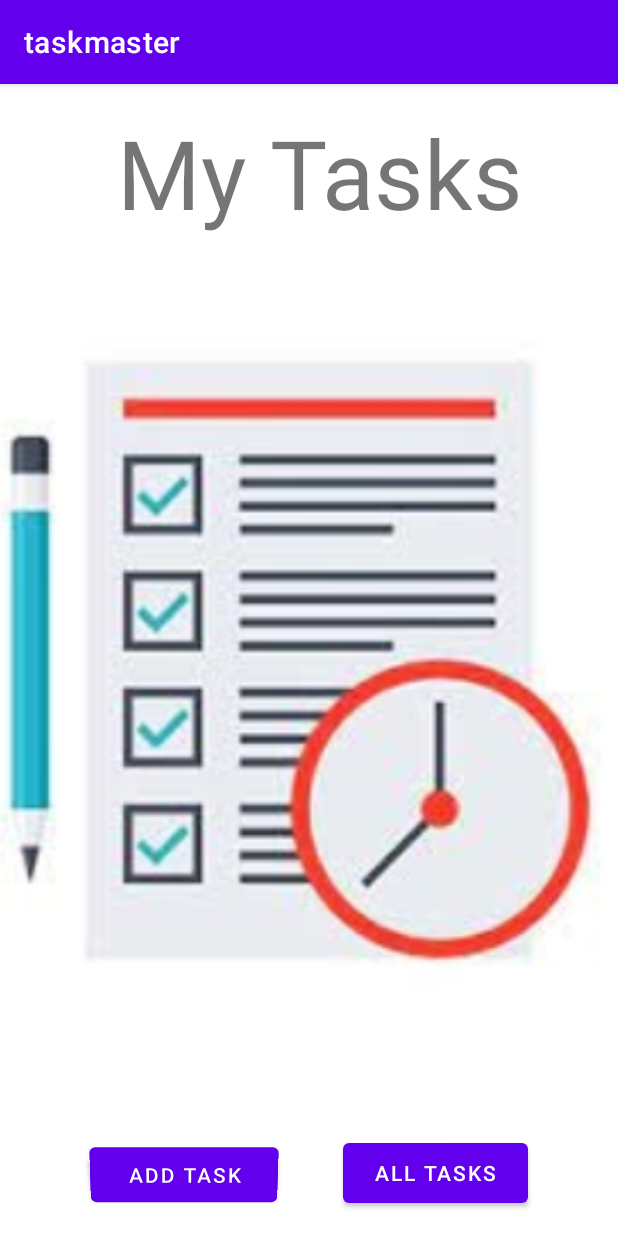
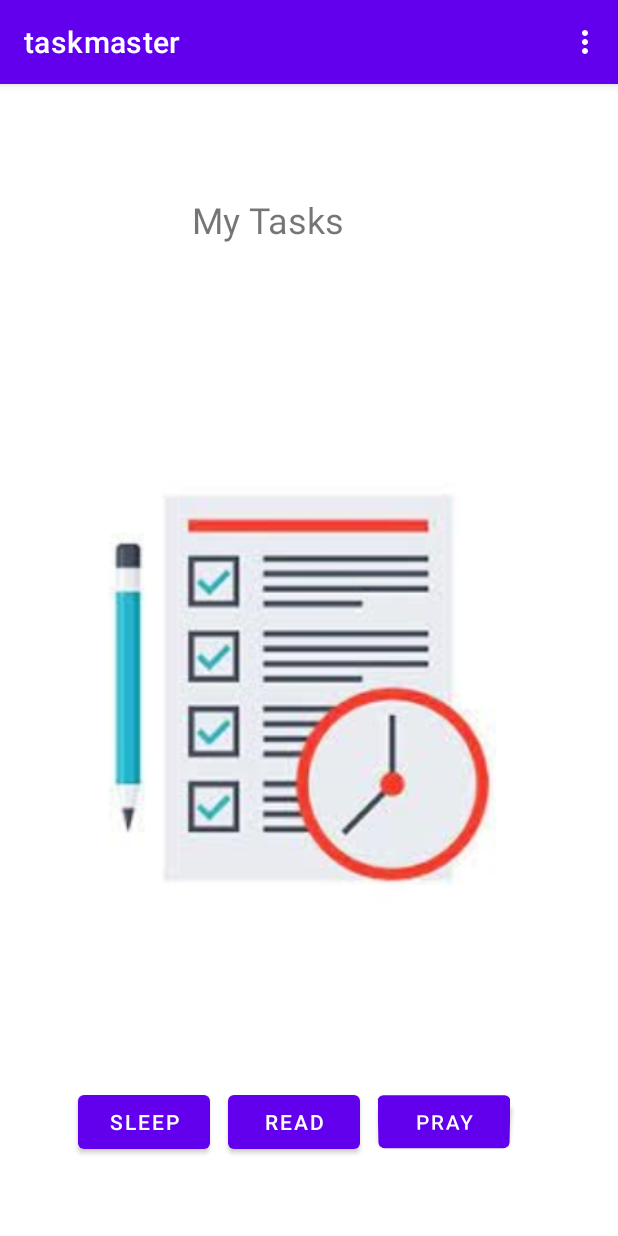
Before and after one commit to Manar-Alzoubi/taskmaster, an Android app: the screen it shows after launch (MainActivity), on a phone screen of 412 x 824 dp. Run offline under Robolectric (Android 15) with nearby library versions, the phone set to English and light mode, and no system bars.

Commit message:
lab 27 solved

```diff
--- a/app/src/main/AndroidManifest.xml
+++ b/app/src/main/AndroidManifest.xml
@@ -9,6 +9,12 @@
         android:roundIcon="@mipmap/ic_launcher_round"
         android:supportsRtl="true"
         android:theme="@style/Theme.Taskmaster">
+        <activity
+            android:name=".settingsActivity"
+            android:exported="false" />
+        <activity
+            android:name=".taskDetails"
+            android:exported="false" />
         <activity
             android:name=".addTask"
             android:exported="false" />
--- a/app/src/main/java/com/example/taskmaster/MainActivity.java
+++ b/app/src/main/java/com/example/taskmaster/MainActivity.java
@@ -1,35 +1,70 @@
 package com.example.taskmaster;
 
+import androidx.annotation.NonNull;
 import androidx.appcompat.app.AppCompatActivity;
 
 import android.content.Intent;
+import android.content.SharedPreferences;
 import android.os.Bundle;
+import android.preference.PreferenceManager;
 import android.util.Log;
+import android.view.Menu;
+import android.view.MenuItem;
 import android.widget.Button;
+import android.widget.TextView;
 
 public class MainActivity extends AppCompatActivity {
 
     private static final String TAG = "MainActivity";
-
-
+    private TextView username;
 
     @Override
     protected void onCreate(Bundle savedInstanceState) {
         super.onCreate(savedInstanceState);
         setContentView(R.layout.activity_main);
-
-        Button addTask = findViewById(R.id.button4);
-        addTask.setOnClickListener(view -> {
-            Intent addTaskActivity = new Intent(this , addTask.class);
-            startActivity(addTaskActivity);
+        username = findViewById(R.id.username);
+        Button pray = findViewById(R.id.button4);
+        pray.setOnClickListener(view -> {
+            Intent prayActivity = new Intent(this , taskDetails.class);
+            prayActivity.putExtra("title" , pray.getText().toString());
+            startActivity(prayActivity);
         });
 
-        Button allTask = findViewById(R.id.button5);
-        allTask.setOnClickListener(view -> {
-            Intent allTaskActivity = new Intent(this , allTasks.class);
-            startActivity(allTaskActivity);
+        Button read = findViewById(R.id.button5);
+        read.setOnClickListener(view -> {
+            Intent readActivity = new Intent(this , taskDetails.class);
+            readActivity.putExtra("title" , read.getText().toString());
+            startActivity(readActivity);
+        });
+
+        Button sleep = findViewById(R.id.button3);
+        sleep.setOnClickListener(view -> {
+            Intent sleepActivity = new Intent(this , taskDetails.class);
+            sleepActivity.putExtra("title" , sleep.getText().toString());
+            startActivity(sleepActivity);
         });
     }
+    @Override
+    public boolean onCreateOptionsMenu(Menu menu) {
+        getMenuInflater().inflate(R.menu.main, menu);
+        return true;
+    }
+
+    @Override
+    public boolean onOptionsItemSelected(@NonNull MenuItem item) {
+        switch (item.getItemId()) {
+            case R.id.action_settings:
+                navigateToSettings();
+                return true;
+            default:
+                return super.onOptionsItemSelected(item);
+        }
+    }
+    private void navigateToSettings() {
+        Intent settingsIntent = new Intent(this, settingsActivity.class);
+        startActivity(settingsIntent);
+    }
+
 
 
     @Override
@@ -47,7 +82,9 @@ public class MainActivity extends AppCompatActivity {
     @Override
     protected void onResume() {
         Log.i(TAG, "onResume: called - The App is VISIBLE");
+//                setUserName();
         super.onResume();
+
     }
 
     @Override
@@ -67,4 +104,13 @@ public class MainActivity extends AppCompatActivity {
         Log.i(TAG, "onDestroy: called");
         super.onDestroy();
     }
+
+    private void setUserName() {
+        // get text out of shared preference
+        SharedPreferences sharedPreferences = PreferenceManager.getDefaultSharedPreferences(this);
+
+        // set text on text view User Name
+        username.setText(sharedPreferences.getString(settingsActivity.UserName, "no username"));
+
+    }
 }
--- a/app/src/main/res/layout/activity_main.xml
+++ b/app/src/main/res/layout/activity_main.xml
@@ -8,54 +8,58 @@
 
     <TextView
         android:id="@+id/textView"
-        android:layout_width="517dp"
-        android:layout_height="83dp"
-        android:layout_marginTop="16dp"
+        android:layout_width="317dp"
+        android:layout_height="133dp"
+        android:layout_marginStart="20dp"
+        android:layout_marginTop="24dp"
+        android:gravity="center"
         android:text="My Tasks"
-        android:textSize="64sp"
-        android:gravity="center"
-        app:layout_constraintEnd_toEndOf="parent"
-        app:layout_constraintHorizontal_bias="0.446"
+        android:textAlignment="center"
+        android:textSize="24sp"
         app:layout_constraintStart_toStartOf="parent"
         app:layout_constraintTop_toTopOf="parent" />
 
     <Button
         android:id="@+id/button4"
-        android:layout_width="125dp"
-        android:layout_height="49dp"
-        android:layout_marginStart="16dp"
-        android:layout_marginBottom="16dp"
+        android:layout_width="wrap_content"
+        android:layout_height="wrap_content"
+        android:layout_marginStart="12dp"
+        android:layout_marginBottom="52dp"
         android:rotationX="-11"
-        android:text="ADD TASK"
+        android:text="pray"
         app:layout_constraintBottom_toBottomOf="parent"
-        app:layout_constraintEnd_toStartOf="@+id/button5"
-        app:layout_constraintHorizontal_bias="0.5"
-        app:layout_constraintStart_toStartOf="parent" />
+        app:layout_constraintStart_toEndOf="@+id/button5" />
 
     <Button
         android:id="@+id/button5"
-        android:layout_width="123dp"
-        android:layout_height="52dp"
-        android:layout_marginEnd="16dp"
-        android:layout_marginBottom="16dp"
-        android:text="ALL TASKS"
-        app:layout_constraintBottom_toBottomOf="parent"
-        app:layout_constraintEnd_toEndOf="parent"
-        app:layout_constraintHorizontal_bias="0.5"
-        app:layout_constraintStart_toEndOf="@+id/button4" />
+        android:layout_width="wrap_content"
+        android:layout_height="wrap_content"
+        android:layout_marginStart="12dp"
+        android:text="Read"
+        app:layout_constraintBaseline_toBaselineOf="@+id/button4"
+        app:layout_constraintStart_toEndOf="@+id/button3" />
 
     <ImageView
         android:id="@+id/imageView2"
-        android:layout_width="558dp"
-        android:layout_height="493dp"
-        android:layout_marginStart="16dp"
-        android:layout_marginTop="8dp"
-        android:layout_marginEnd="16dp"
-        android:layout_marginBottom="8dp"
+        android:layout_width="0dp"
+        android:layout_height="0dp"
+        android:layout_marginStart="26dp"
+        android:layout_marginTop="169dp"
+        android:layout_marginEnd="26dp"
+        android:layout_marginBottom="156dp"
         app:layout_constraintBottom_toBottomOf="parent"
         app:layout_constraintEnd_toEndOf="parent"
         app:layout_constraintStart_toStartOf="parent"
-        app:layout_constraintTop_toTopOf="parent"
+        app:layout_constraintTop_toTopOf="@+id/textView"
         app:srcCompat="@drawable/alltasks" />
 
+    <Button
+        android:id="@+id/button3"
+        android:layout_width="wrap_content"
+        android:layout_height="wrap_content"
+        android:layout_marginStart="52dp"
+        android:text="sleep"
+        app:layout_constraintBaseline_toBaselineOf="@+id/button5"
+        app:layout_constraintStart_toStartOf="parent" />
+
 </androidx.constraintlayout.widget.ConstraintLayout>
--- /dev/null
+++ b/app/src/main/res/menu/main.xml
@@ -0,0 +1,10 @@
+<?xml version="1.0" encoding="utf-8"?>
+<menu xmlns:android="http://schemas.android.com/apk/res/android"
+    xmlns:app="http://schemas.android.com/apk/res-auto">
+
+    <item android:id="@+id/action_settings"
+        android:title="settings"
+        android:orderInCategory="100"
+        app:showAsAction="never" />
+
+</menu>
--- a/app/src/main/res/values/strings.xml
+++ b/app/src/main/res/values/strings.xml
@@ -8,5 +8,7 @@
     <string name="do_something">Do Something</string>
     <string name="add_task">Add Task</string>
     <string name="total_tasks">Total Tasks</string>
+    <string name="task_titleOnDetaile">       Lorem Ipsum is simply dummy text of the printing and typesetting industry. Lorem Ipsum has been the industry\'s standard dummy text ever since the 1500s, when an unknown printer took a galley of type and scrambled it to make a type specimen book. "
+</string>
 
 </resources>
```
Also changed, not shown: app/src/main/java/com/example/taskmaster/settingsActivity.java (added, +81 -0 lines), app/src/main/java/com/example/taskmaster/taskDetails.java (added, +20 -0 lines), app/src/main/res/layout/activity_settings.xml (added, +46 -0 lines), app/src/main/res/layout/activity_task_details.xml (added, +44 -0 lines), 5 other files.
